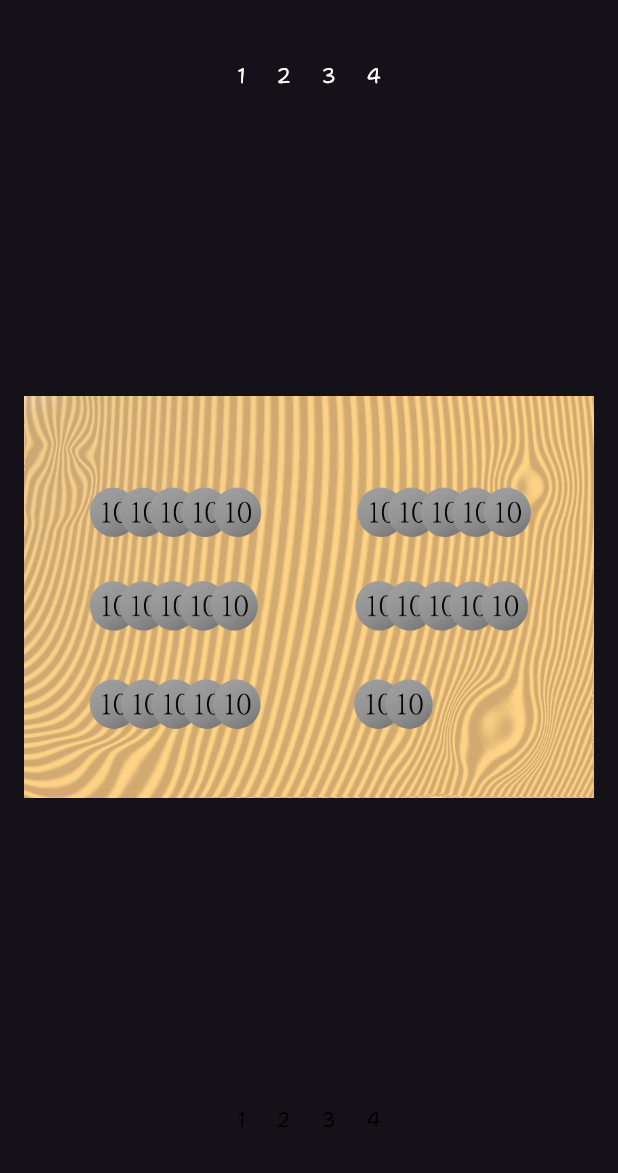
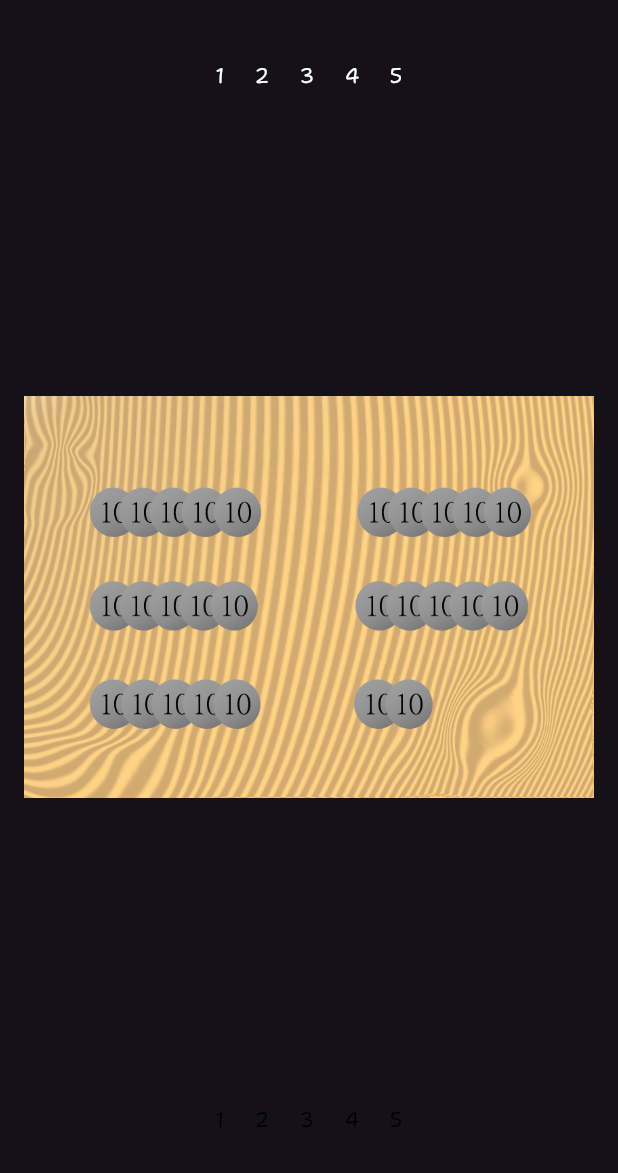
Before and after one commit to XunZhang-anson/website, a Flutter app: the Coin3Page screen opened by its route, on a phone screen of 412 x 824 dp, the part 63-1236 px from its top. Run offline on Flutter 3.47's test engine with Material 2 defaults, Android fonts, the light colour scheme and no system bars; our stand-ins replace animated_text_kit; missing offline and left inert: chat_gpt_sdk; project files that could hold a hidden picture were left out.

Commit message:
硬幣遊戲完成 照片壓縮

```diff
--- a/lib/pages/countcoin3.dart
+++ b/lib/pages/countcoin3.dart
@@ -151,6 +151,30 @@ class _Coin3PageState extends State<Coin3Page> {
                                       ),
                                     ),
                                   )),
+                              InkWell(
+                                  borderRadius: BorderRadius.circular(100),
+                                  onTap: _number == 5 || _player || _count < 5
+                                      ? null
+                                      : () {
+                                          setState(() {
+                                            _count -= 5;
+                                            _number = 5;
+                                            _switch();
+                                          });
+                                        },
+                                  child: Padding(
+                                    padding: EdgeInsets.all(10),
+                                    child: Text(
+                                      '5',
+                                      style: TextStyle(
+                                        color: _number == 5 ||
+                                                _player ||
+                                                _count < 5
+                                            ? Colors.black
+                                            : Colors.white,
+                                      ),
+                                    ),
+                                  )),
                             ],
                           )),
                       Expanded(
@@ -259,6 +283,30 @@ class _Coin3PageState extends State<Coin3Page> {
                                       ),
                                     ),
                                   )),
+                              InkWell(
+                                borderRadius: BorderRadius.circular(100),
+                                onTap: _number == 5 || !_player || _count < 5
+                                    ? null
+                                    : () {
+                                        setState(() {
+                                          _count -= 5;
+                                          _number = 5;
+                                          _switch();
+                                        });
+                                      },
+                                child: Padding(
+                                  padding: EdgeInsets.all(10),
+                                  child: Text(
+                                    '5',
+                                    style: TextStyle(
+                                      color:
+                                          _number == 5 || !_player || _count < 5
+                                              ? Colors.black
+                                              : Colors.white,
+                                    ),
+                                  ),
+                                ),
+                              )
                             ],
                           )),
                       // Expanded(flex: 1, child: Container(color: Colors.red)),
@@ -272,12 +320,13 @@ class _Coin3PageState extends State<Coin3Page> {
   }*/
 
   void _switch() {
-    if (_count > 0 && _number != _count || _number != 1) {
+    if (_count > 0 && (_number != _count || _count != 1)) {
       setState(() {
         _player = !_player;
       });
     } else if (_count == 1 && _number == _count) {
       showDialog(
+        barrierDismissible: false,
         context: context,
         builder: (BuildContext context) {
           return AlertDialog(
@@ -297,6 +346,7 @@ class _Coin3PageState extends State<Coin3Page> {
       );
     } else {
       showDialog(
+        barrierDismissible: false,
         context: context,
         builder: (BuildContext context) {
           return AlertDialog(
```
Also changed, not shown: 2 other files.
